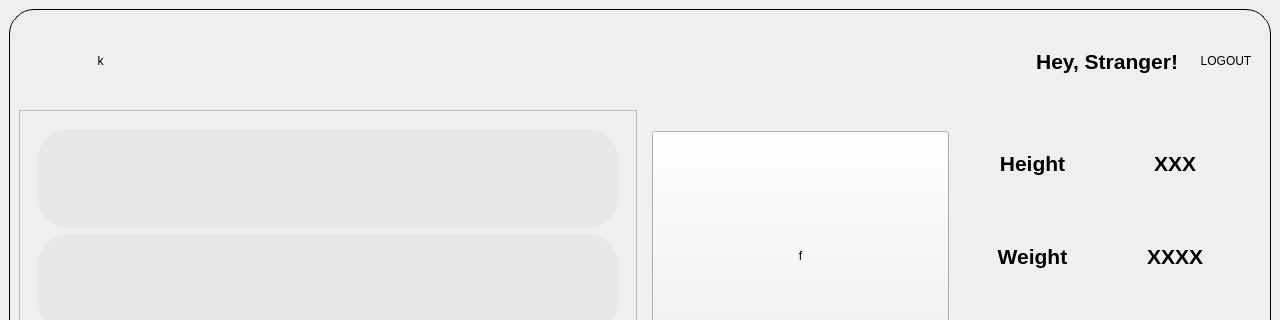
Before: the Qt Designer form K/planner.ui in burr1to/kaizen, drawn with Qt 5; both pictures show x 0 to 1280 and y 0 to 320 of the 1280 by 720 pixel window.
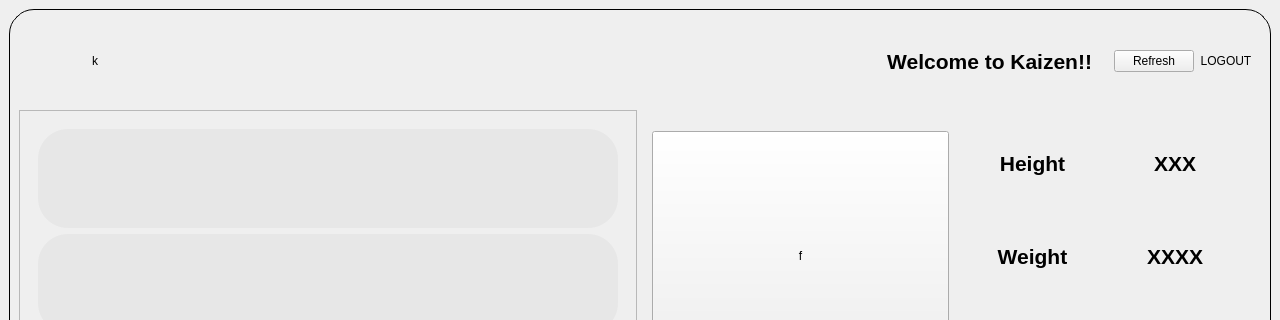
After: the same form once the commit is applied. Icons and pictures are not drawn.

The edit to the form file:
```diff
--- a/K/planner.ui
+++ b/K/planner.ui
@@ -51,7 +51,7 @@
          <property name="styleSheet">
           <string notr="true"/>
          </property>
-         <layout class="QHBoxLayout" name="horizontalLayout_6" stretch="1,5,2,0">
+         <layout class="QHBoxLayout" name="horizontalLayout_6" stretch="1,5,2,0,0">
           <item>
            <widget class="QPushButton" name="Kaizen_logo">
             <property name="styleSheet">
@@ -94,13 +94,20 @@
 padding-right:10px;</string>
             </property>
             <property name="text">
-             <string>Hey, Stranger!</string>
+             <string>Welcome to Kaizen!!</string>
             </property>
             <property name="alignment">
              <set>Qt::AlignRight|Qt::AlignTrailing|Qt::AlignVCenter</set>
             </property>
            </widget>
           </item>
+          <item>
+           <widget class="QPushButton" name="pushButton">
+            <property name="text">
+             <string>Refresh</string>
+            </property>
+           </widget>
+          </item>
           <item>
            <widget class="QPushButton" name="Logout">
             <property name="styleSheet">
```
Left out of the diff: 2 changed lines with no effect on the pictures.
